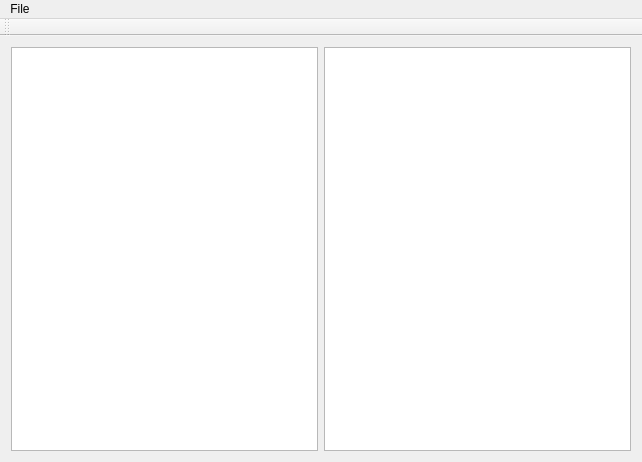
Old version of the form qt/test2/mainwindow.ui in the repository godthem90/Mac_Security_S4.
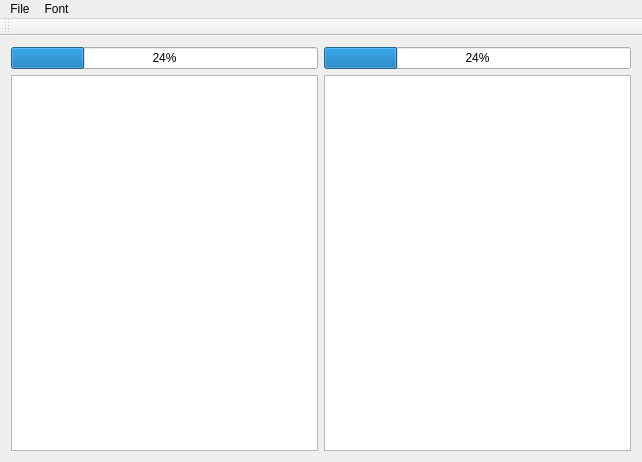
New version of the form.

Patch:
```diff
--- a/qt/test2/mainwindow.ui
+++ b/qt/test2/mainwindow.ui
@@ -27,40 +27,40 @@
     </size>
    </property>
    <layout class="QGridLayout" name="gridLayout_3">
-    <item row="0" column="0">
+    <item row="1" column="0">
      <layout class="QGridLayout" name="gridLayout">
       <property name="sizeConstraint">
        <enum>QLayout::SetMaximumSize</enum>
       </property>
       <item row="0" column="0">
-       <widget class="QColumnView" name="columnView">
-        <property name="sizePolicy">
-         <sizepolicy hsizetype="Preferred" vsizetype="Preferred">
-          <horstretch>0</horstretch>
-          <verstretch>0</verstretch>
-         </sizepolicy>
-        </property>
-       </widget>
+       <widget class="QTextEdit" name="textEdit"/>
       </item>
      </layout>
     </item>
-    <item row="0" column="1">
+    <item row="1" column="1">
      <layout class="QGridLayout" name="gridLayout_2">
       <property name="sizeConstraint">
        <enum>QLayout::SetMaximumSize</enum>
       </property>
       <item row="0" column="0">
-       <widget class="QColumnView" name="columnView_2">
-        <property name="sizePolicy">
-         <sizepolicy hsizetype="Preferred" vsizetype="Preferred">
-          <horstretch>0</horstretch>
-          <verstretch>0</verstretch>
-         </sizepolicy>
-        </property>
-       </widget>
+       <widget class="QTextEdit" name="textEdit_2"/>
       </item>
      </layout>
     </item>
+    <item row="0" column="0">
+     <widget class="QProgressBar" name="progressBar">
+      <property name="value">
+       <number>24</number>
+      </property>
+     </widget>
+    </item>
+    <item row="0" column="1">
+     <widget class="QProgressBar" name="progressBar_2">
+      <property name="value">
+       <number>24</number>
+      </property>
+     </widget>
+    </item>
    </layout>
   </widget>
   <widget class="QMenuBar" name="menuBar">
@@ -78,7 +78,13 @@
     </property>
     <addaction name="actionOpen"/>
    </widget>
+   <widget class="QMenu" name="menuFont">
+    <property name="title">
+     <string>Font</string>
+    </property>
+   </widget>
    <addaction name="menuFile"/>
+   <addaction name="menuFont"/>
   </widget>
   <widget class="QToolBar" name="mainToolBar">
    <attribute name="toolBarArea">
```
